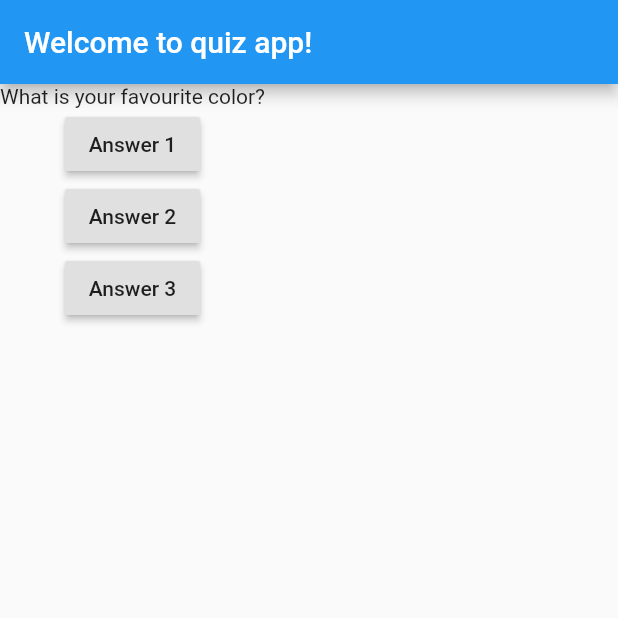
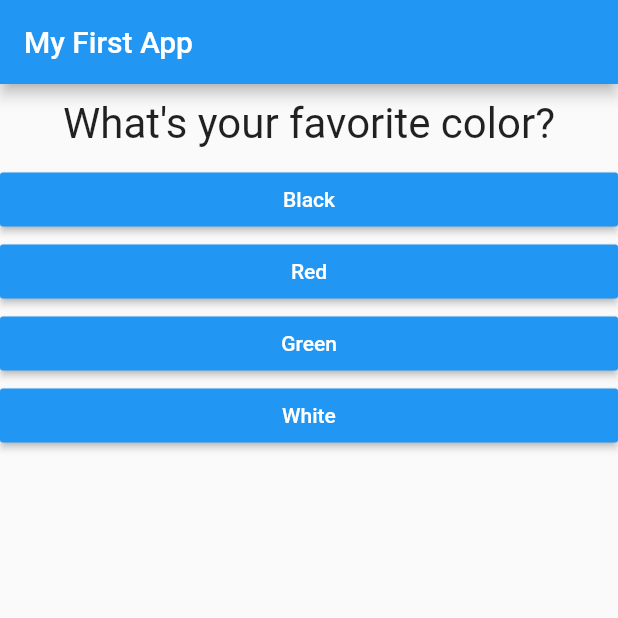
Before and after one commit to REEKRAJROY/quiz_app, a Flutter app: the screen it shows after launch, on a phone screen of 412 x 824 dp, the top half of it. Run offline on Flutter 3.47's test engine with Material 2 defaults, Android fonts, the phone set to English and light mode, and no system bars.

Commit message:
First commit

```diff
--- /dev/null
+++ b/lib/answer.dart
@@ -0,0 +1,21 @@
+import 'package:flutter/material.dart';
+
+class Answer extends StatelessWidget {
+  final Function selectHandler;
+  final String answerText;
+
+  Answer(this.selectHandler, this.answerText);
+
+  @override
+  Widget build(BuildContext context) {
+    return Container(
+      width: double.infinity,
+      child: RaisedButton(
+        color: Colors.blue,
+        textColor: Colors.white,
+        child: Text(answerText),
+        onPressed: selectHandler,
+      ),
+    );
+  }
+}
--- a/lib/main.dart
+++ b/lib/main.dart
@@ -1,39 +1,98 @@
 import 'package:flutter/material.dart';
+
+import './quiz.dart';
+import './result.dart';
+// void main() {
+//   runApp(MyApp());
+// }
 
 void main() => runApp(MyApp());
 
-class MyApp extends StatelessWidget {
-  void answerQuestion() {
-    print('Answer 1 chosen!');
+class MyApp extends StatefulWidget {
+  @override
+  State<StatefulWidget> createState() {
+    // TODO: implement createState
+    return _MyAppState();
+  }
+}
+
+class _MyAppState extends State<MyApp> {
+  final _questions = const [
+    {
+      'questionText': 'What\'s your favorite color?',
+      'answers': [
+        {'text': 'Black', 'score': 10},
+        {'text': 'Red', 'score': 5},
+        {'text': 'Green', 'score': 3},
+        {'text': 'White', 'score': 1},
+      ],
+    },
+    {
+      'questionText': 'What\'s your favorite animal?',
+      'answers': [
+        {'text': 'Rabbit', 'score': 3},
+        {'text': 'Snake', 'score': 11},
+        {'text': 'Elephant', 'score': 5},
+        {'text': 'Lion', 'score': 9},
+      ],
+    },
+    {
+      'questionText': 'Who\'s your favorite instructor?',
+      'answers': [
+        {'text': 'Max', 'score': 1},
+        {'text': 'Max', 'score': 1},
+        {'text': 'Max', 'score': 1},
+        {'text': 'Max', 'score': 1},
+      ],
+    },
+  ];
+  var _questionIndex = 0;
+  var _totalScore = 0;
+
+  void _resetQuiz() {
+    setState(() {
+      _questionIndex = 0;
+      _totalScore = 0;
+    });
+  }
+
+  void _answerQuestion(int score) {
+    // var aBool = true;
+    // aBool = false;
+
+    _totalScore += score;
+
+    setState(() {
+      _questionIndex = _questionIndex + 1;
+    });
+    print(_questionIndex);
+    if (_questionIndex < _questions.length) {
+      print('We have more questions!');
+    } else {
+      print('No more questions!');
+    }
   }
 
   @override
   Widget build(BuildContext context) {
-    var questions = [
-      'What is your favourite color?',
-      'What is your favourite animal?'
-    ];
+    // var dummy = const ['Hello'];
+    // dummy.add('Max');
+    // print(dummy);
+    // dummy = [];
+    // questions = []; // does not work if questions is a const
+
     return MaterialApp(
       home: Scaffold(
-        appBar: AppBar(title: Text('Welcome to quiz app!')),
-        body: Column(children: [
-          Text(questions[0]),
-          RaisedButton(
-            child: Text('Answer 1'),
-            onPressed: answerQuestion,
-          ),
-          RaisedButton(
-            child: Text('Answer 2'),
-            onPressed: () => print('Answer 2 chosen!'),
-          ),
-          RaisedButton(
-            child: Text('Answer 3'),
-            onPressed: () {
-              //...
-              print('answer 3 chosen!');
-            },
-          ),
-        ]),
+        appBar: AppBar(
+          title: Text('My First App'),
+        ),
+        body: _questionIndex < _questions.length
+            ? Quiz(
+                answerQuestion: _answerQuestion,
+                questionIndex: _questionIndex,
+                questions: _questions,
+              )
+            : Result(_totalScore, _resetQuiz),
       ),
     );
   }
--- /dev/null
+++ b/lib/question.dart
@@ -0,0 +1,20 @@
+import 'package:flutter/material.dart';
+
+class Question extends StatelessWidget {
+  final String questionText;
+
+  Question(this.questionText);
+
+  @override
+  Widget build(BuildContext context) {
+    return Container(
+      width: double.infinity,
+      margin: EdgeInsets.all(10),
+      child: Text(
+        questionText,
+        style: TextStyle(fontSize: 28),
+        textAlign: TextAlign.center,
+      ),
+    );
+  }
+}
--- /dev/null
+++ b/lib/quiz.dart
@@ -0,0 +1,30 @@
+import 'package:flutter/material.dart';
+
+import './question.dart';
+import './answer.dart';
+
+class Quiz extends StatelessWidget {
+  final List<Map<String, Object>> questions;
+  final int questionIndex;
+  final Function answerQuestion;
+
+  Quiz({
+    @required this.questions,
+    @required this.answerQuestion,
+    @required this.questionIndex,
+  });
+
+  @override
+  Widget build(BuildContext context) {
+    return Column(
+      children: [
+        Question(
+          questions[questionIndex]['questionText'],
+        ),
+        ...(questions[questionIndex]['answers'] as List<Map<String, Object>>).map((answer) {
+          return Answer(() => answerQuestion(answer['score']), answer['text']);
+        }).toList()
+      ],
+    );
+  }
+}
```
Also changed, not shown: lib/result.dart (added, +44 -0 lines), pubspec.yaml (+7 -11 lines), pubspec.lock.
